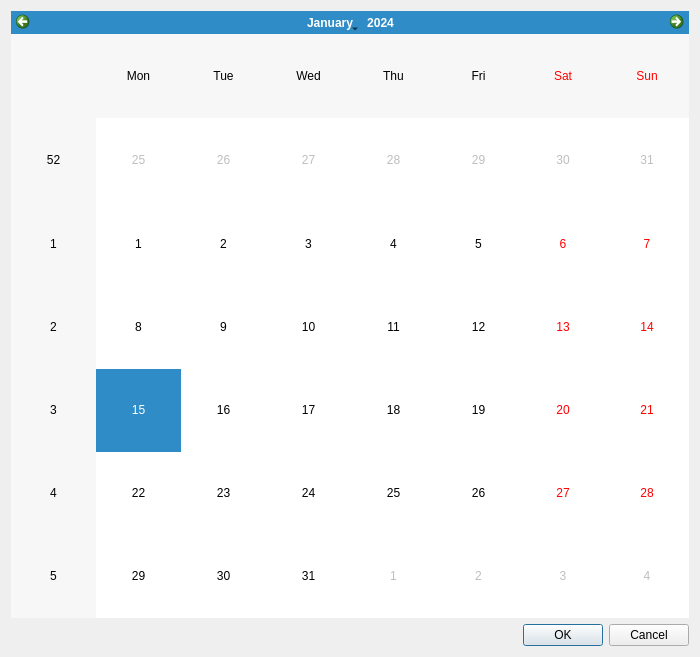
First picture: the form in calendardialog.ui, repository Tauski/IdealPDA_Windows, before the edit.
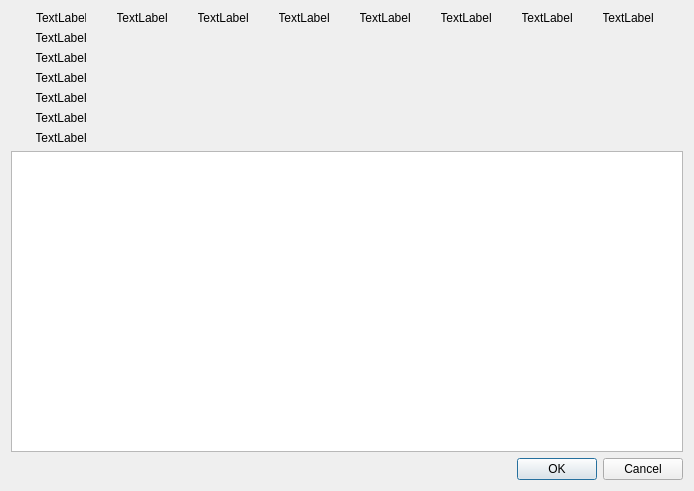
Second picture: the form after the edit.

```diff
--- a/calendardialog.ui
+++ b/calendardialog.ui
@@ -6,8 +6,8 @@
    <rect>
     <x>0</x>
     <y>0</y>
-    <width>700</width>
-    <height>657</height>
+    <width>694</width>
+    <height>491</height>
    </rect>
   </property>
   <property name="windowTitle">
@@ -15,7 +15,232 @@
   </property>
   <layout class="QVBoxLayout" name="verticalLayout">
    <item>
-    <widget class="QCalendarWidget" name="calendarWidget"/>
+    <layout class="QGridLayout" name="gridLayout">
+     <item row="0" column="2">
+      <widget class="QLabel" name="label_4">
+       <property name="maximumSize">
+        <size>
+         <width>50</width>
+         <height>50</height>
+        </size>
+       </property>
+       <property name="text">
+        <string>TextLabel</string>
+       </property>
+       <property name="alignment">
+        <set>Qt::AlignCenter</set>
+       </property>
+      </widget>
+     </item>
+     <item row="0" column="4">
+      <widget class="QLabel" name="label_6">
+       <property name="maximumSize">
+        <size>
+         <width>50</width>
+         <height>50</height>
+        </size>
+       </property>
+       <property name="text">
+        <string>TextLabel</string>
+       </property>
+       <property name="alignment">
+        <set>Qt::AlignCenter</set>
+       </property>
+      </widget>
+     </item>
+     <item row="0" column="5">
+      <widget class="QLabel" name="label_7">
+       <property name="maximumSize">
+        <size>
+         <width>50</width>
+         <height>50</height>
+        </size>
+       </property>
+       <property name="text">
+        <string>TextLabel</string>
+       </property>
+       <property name="alignment">
+        <set>Qt::AlignCenter</set>
+       </property>
+      </widget>
+     </item>
+     <item row="0" column="6">
+      <widget class="QLabel" name="label_8">
+       <property name="maximumSize">
+        <size>
+         <width>50</width>
+         <height>50</height>
+        </size>
+       </property>
+       <property name="text">
+        <string>TextLabel</string>
+       </property>
+       <property name="alignment">
+        <set>Qt::AlignCenter</set>
+       </property>
+      </widget>
+     </item>
+     <item row="1" column="0">
+      <widget class="QLabel" name="label_2">
+       <property name="maximumSize">
+        <size>
+         <width>50</width>
+         <height>50</height>
+        </size>
+       </property>
+       <property name="text">
+        <string>TextLabel</string>
+       </property>
+       <property name="alignment">
+        <set>Qt::AlignCenter</set>
+       </property>
+      </widget>
+     </item>
+     <item row="3" column="0">
+      <widget class="QLabel" name="label_11">
+       <property name="maximumSize">
+        <size>
+         <width>50</width>
+         <height>50</height>
+        </size>
+       </property>
+       <property name="text">
+        <string>TextLabel</string>
+       </property>
+       <property name="alignment">
+        <set>Qt::AlignCenter</set>
+       </property>
+      </widget>
+     </item>
+     <item row="2" column="0">
+      <widget class="QLabel" name="label_10">
+       <property name="maximumSize">
+        <size>
+         <width>50</width>
+         <height>50</height>
+        </size>
+       </property>
+       <property name="text">
+        <string>TextLabel</string>
+       </property>
+       <property name="alignment">
+        <set>Qt::AlignCenter</set>
+       </property>
+      </widget>
+     </item>
+     <item row="5" column="0">
+      <widget class="QLabel" name="label_13">
+       <property name="maximumSize">
+        <size>
+         <width>50</width>
+         <height>50</height>
+        </size>
+       </property>
+       <property name="text">
+        <string>TextLabel</string>
+       </property>
+       <property name="alignment">
+        <set>Qt::AlignCenter</set>
+       </property>
+      </widget>
+     </item>
+     <item row="0" column="3">
+      <widget class="QLabel" name="label_5">
+       <property name="maximumSize">
+        <size>
+         <width>50</width>
+         <height>50</height>
+        </size>
+       </property>
+       <property name="text">
+        <string>TextLabel</string>
+       </property>
+       <property name="alignment">
+        <set>Qt::AlignCenter</set>
+       </property>
+      </widget>
+     </item>
+     <item row="0" column="1">
+      <widget class="QLabel" name="label_3">
+       <property name="maximumSize">
+        <size>
+         <width>50</width>
+         <height>50</height>
+        </size>
+       </property>
+       <property name="text">
+        <string>TextLabel</string>
+       </property>
+       <property name="alignment">
+        <set>Qt::AlignCenter</set>
+       </property>
+      </widget>
+     </item>
+     <item row="4" column="0">
+      <widget class="QLabel" name="label_12">
+       <property name="maximumSize">
+        <size>
+         <width>50</width>
+         <height>50</height>
+        </size>
+       </property>
+       <property name="text">
+        <string>TextLabel</string>
+       </property>
+       <property name="alignment">
+        <set>Qt::AlignCenter</set>
+       </property>
+      </widget>
+     </item>
+     <item row="0" column="7">
+      <widget class="QLabel" name="label_9">
+       <property name="maximumSize">
+        <size>
+         <width>50</width>
+         <height>50</height>
+        </size>
+       </property>
+       <property name="text">
+        <string>TextLabel</string>
+       </property>
+       <property name="alignment">
+        <set>Qt::AlignCenter</set>
+       </property>
+      </widget>
+     </item>
+     <item row="6" column="0">
+      <widget class="QLabel" name="label_14">
+       <property name="maximumSize">
+        <size>
+         <width>50</width>
+         <height>50</height>
+        </size>
+       </property>
+       <property name="text">
+        <string>TextLabel</string>
+       </property>
+       <property name="alignment">
+        <set>Qt::AlignCenter</set>
+       </property>
+      </widget>
+     </item>
+     <item row="0" column="0">
+      <widget class="QLabel" name="label">
+       <property name="maximumSize">
+        <size>
+         <width>50</width>
+         <height>50</height>
+        </size>
+       </property>
+       <property name="text">
+        <string>TextLabel</string>
+       </property>
+      </widget>
+     </item>
+    </layout>
+   </item>
+   <item>
+    <widget class="QTableView" name="tableView"/>
    </item>
    <item>
     <widget class="QDialogButtonBox" name="buttonBox">
```
